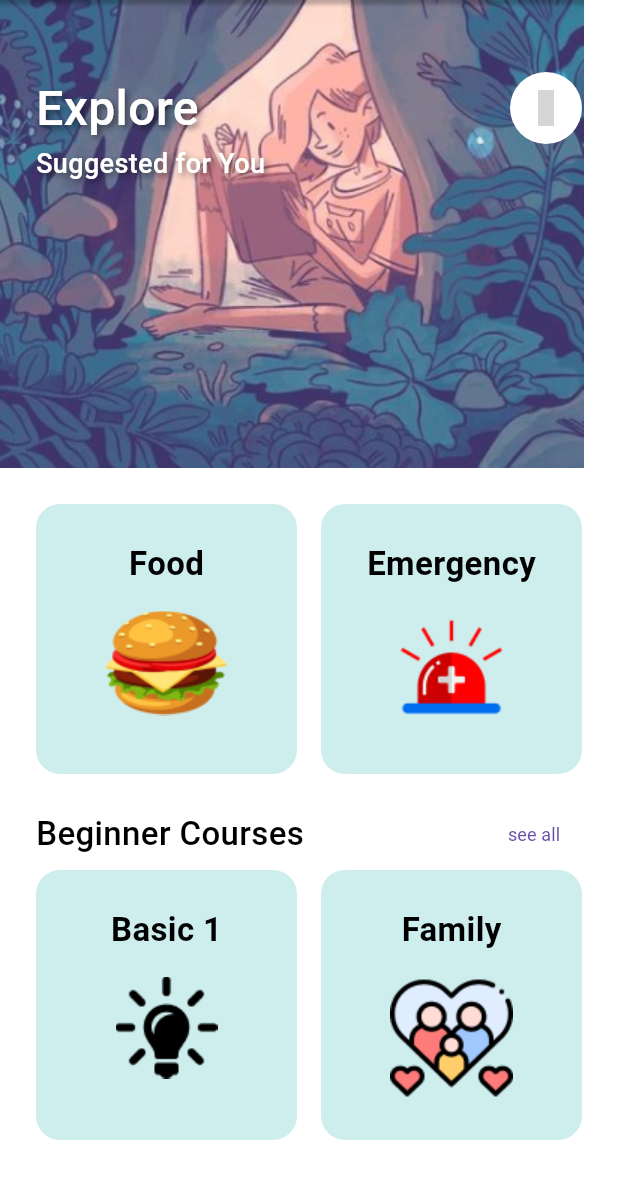
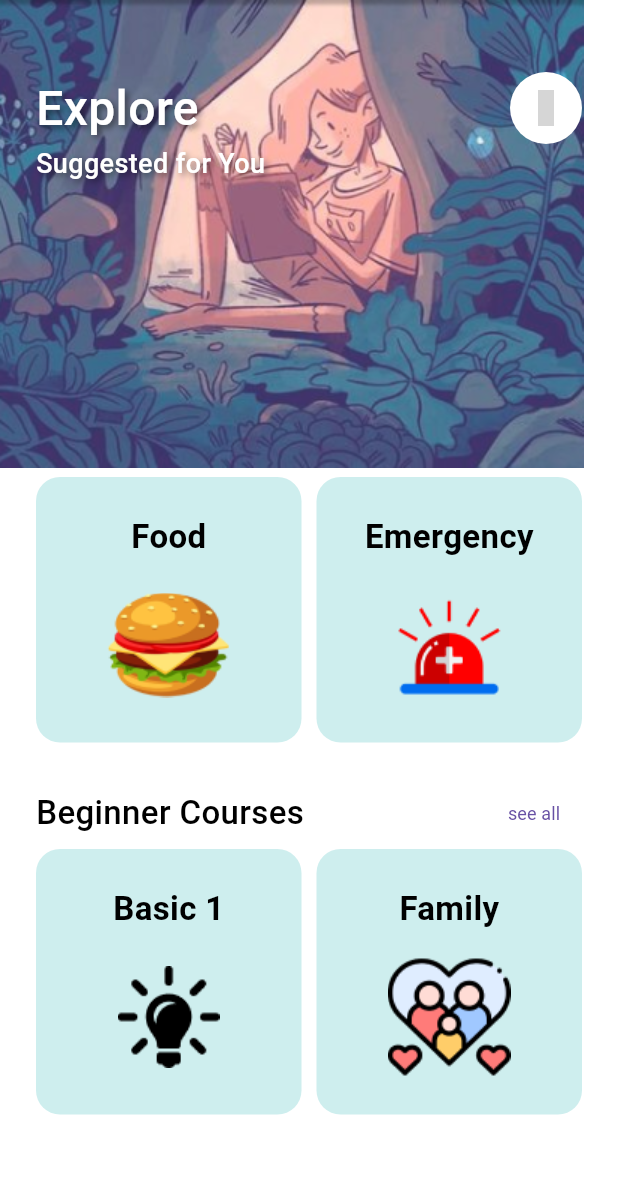
Before and after one commit to zyrridian/beyond-words, a Flutter app: the LearningScreen screen opened directly, on a phone screen of 412 x 824 dp. Shown: the top 1179 px of the screen. Run offline on Flutter 3.47's test engine with Material 3 defaults, Android fonts, the phone set to English and light mode, and no system bars; our stand-ins replace camera, flick_video_player, get, get_storage, iconsax, logger and 3 more; accounts and stored records are empty; Roboto replaces fonts that are missing (Poppins); grey boxes are pictures that could not be loaded.

Commit message:
change dynamic data to static data for cards in learning screen

```diff
--- a/lib/features/learning/screens/learning/learning.dart
+++ b/lib/features/learning/screens/learning/learning.dart
@@ -1,38 +1,102 @@
-import 'package:beyond_words/features/learning/screens/learning/widgets/learning_courses.dart';
-import 'package:beyond_words/features/learning/screens/learning/widgets/learning_food_emergency.dart';
+import 'package:beyond_words/features/learning/screens/learning/learning_basic.dart';
+import 'package:beyond_words/features/learning/screens/learning/widgets/learning_card.dart';
 import 'package:beyond_words/features/learning/screens/learning/widgets/learning_header.dart';
 import 'package:beyond_words/utils/constants/sizes.dart';
 import 'package:flutter/material.dart';
+import 'package:get/get.dart';
+
+import '../../../../utils/constants/image_strings.dart';
 
 class LearningScreen extends StatelessWidget {
   const LearningScreen({super.key});
 
   @override
   Widget build(BuildContext context) {
-    return const Scaffold(
+    return Scaffold(
       body: SingleChildScrollView(
         child: Column(
           children: [
             /// Header
-            ZLearningHeader(),
+            const ZLearningHeader(),
 
             /// Cards
             Padding(
-              padding: EdgeInsets.only(
+              padding: const EdgeInsets.only(
                 left: ZSizes.defaultSpace,
                 right: ZSizes.defaultSpace,
-                top: ZSizes.defaultSpace,
+                top: ZSizes.defaultSpace / 4,
                 bottom: ZSizes.defaultSpace * 5,
               ),
               child: Column(
                 children: [
                   /// Food & Emergency
-                  ZLearningFoodEmergency(),
-                  SizedBox(height: ZSizes.spaceBetweenItems),
+                  SizedBox(
+                    height: 200,
+                    child: GridView(
+                      gridDelegate: const SliverGridDelegateWithFixedCrossAxisCount(
+                        crossAxisCount: 2,
+                        crossAxisSpacing: 10.0,
+                        mainAxisSpacing: 10.0,
+                      ),
+                      physics: const NeverScrollableScrollPhysics(),
+                      children: [
+                        ZLearningCard(
+                          title: 'Food',
+                          image: ZImages.food,
+                          onTap: () {},
+                        ),
+                        ZLearningCard(
+                          title: 'Emergency',
+                          image: ZImages.emergency,
+                          onTap: () {},
+                        ),
+                      ],
+                    ),
+                  ),
 
-                  /// Courses
-                  ZLearningCourses(),
-                  SizedBox(height: ZSizes.spaceBetweenItems / 2),
+                  /// Course Header
+                  Row(
+                    mainAxisAlignment: MainAxisAlignment.spaceBetween,
+                    children: [
+                      const Text(
+                        'Beginner Courses',
+                        style: TextStyle(fontSize: 22, fontWeight: FontWeight.w500),
+                      ),
+                      TextButton(onPressed: () {}, child: const Text('see all'))
+                    ],
+                  ),
+
+                  /// Course Cards
+                  SizedBox(
+                    height: 250,
+                    child: GridView(
+                      gridDelegate: const SliverGridDelegateWithFixedCrossAxisCount(
+                        crossAxisCount: 2,
+                        crossAxisSpacing: 10.0,
+                        mainAxisSpacing: 10.0,
+                      ),
+                      physics: const NeverScrollableScrollPhysics(),
+                      children: [
+                        ZLearningCard(
+                          title: 'Basic 1',
+                          image: ZImages.basic,
+                          onTap: () => Get.to(() => const LearningBasicScreen()),
+                        ),
+                        ZLearningCard(
+                          title: 'Family',
+                          image: ZImages.family,
+                          onTap: () {},
+                        ),
+                      ],
+                    ),
+                  ),
+
+                  // ZLearningFoodEmergency(),
+                  // SizedBox(height: ZSizes.spaceBetweenItems),
+                  //
+                  // /// Courses
+                  // ZLearningCourses(),
+                  // SizedBox(height: ZSizes.spaceBetweenItems / 2),
                 ],
               ),
             )
--- a/lib/features/learning/screens/learning/widgets/learning_basic_card.dart
+++ b/lib/features/learning/screens/learning/widgets/learning_basic_card.dart
@@ -1,6 +1,4 @@
-import 'package:beyond_words/features/learning/screens/learning/learning_detail.dart';
 import 'package:flutter/material.dart';
-import 'package:get/get.dart';
 
 import '../../../../../common/widgets/custom_shapes/containers/rounded_container.dart';
 import '../../../../../utils/constants/colors.dart';
@@ -14,17 +12,19 @@ class ZLearningBasicCard extends StatelessWidget {
     this.backgroundColor = ZColors.lightBlue,
     this.widthFactor = 1,
     this.mainAxisAlignment = MainAxisAlignment.start,
+    this.onTap,
   });
 
   final String image, title;
   final Color backgroundColor;
   final double widthFactor;
   final MainAxisAlignment mainAxisAlignment;
+  final VoidCallback? onTap;
 
   @override
   Widget build(BuildContext context) {
     return GestureDetector(
-      onTap: () => Get.to(() => const LearningDetailScreen()),
+      onTap: onTap,
       child: FractionallySizedBox(
         widthFactor: widthFactor,
         child: ZRoundedContainer(
--- a/lib/features/learning/screens/learning/widgets/learning_card.dart
+++ b/lib/features/learning/screens/learning/widgets/learning_card.dart
@@ -1,10 +1,8 @@
 import 'package:beyond_words/common/widgets/custom_shapes/containers/rounded_container.dart';
 import 'package:beyond_words/utils/constants/colors.dart';
 import 'package:beyond_words/utils/constants/sizes.dart';
+import 'package:flutter/cupertino.dart';
 import 'package:flutter/material.dart';
-import 'package:get/get.dart';
-
-import '../learning_basic.dart';
 
 class ZLearningCard extends StatelessWidget {
   const ZLearningCard({
@@ -20,7 +18,7 @@ class ZLearningCard extends StatelessWidget {
   @override
   Widget build(BuildContext context) {
     return GestureDetector(
-      onTap: () => Get.to(() => const LearningBasic()),
+      onTap: onTap,
       child: ZRoundedContainer(
         height: 160,
         padding: const EdgeInsets.symmetric(vertical: ZSizes.lg, horizontal: ZSizes.md),
@@ -29,7 +27,7 @@ class ZLearningCard extends StatelessWidget {
           children: [
             Text(title, style: const TextStyle(fontSize: 22, fontWeight: FontWeight.bold)),
             const SizedBox(height: ZSizes.spaceBetweenItems),
-            Image(image: AssetImage(image))
+            Expanded(child: Image(image: AssetImage(image)))
           ],
         ),
       ),
--- a/lib/features/learning/screens/learning/widgets/learning_courses.dart
+++ /dev/null
@@ -1,49 +0,0 @@
-import 'package:flutter/material.dart';
-
-import '../../../../../common/widgets/layouts/grid_layout.dart';
-import '../../../../../utils/constants/image_strings.dart';
-import 'learning_card.dart';
-
-class ZLearningCourses extends StatelessWidget {
-  const ZLearningCourses({
-    super.key,
-  });
-
-  @override
-  Widget build(BuildContext context) {
-    /// Card Data
-    List<Map<String, String>> coursesData = [
-      {'title': 'Basic 1', 'image': ZImages.basic},
-      {'title': 'Family', 'image': ZImages.family},
-    ];
-
-    return Column(
-      children: [
-        /// Header
-        Row(
-          mainAxisAlignment: MainAxisAlignment.spaceBetween,
-          children: [
-            const Text(
-              'Beginner Courses',
-              style: TextStyle(fontSize: 22, fontWeight: FontWeight.w500),
-            ),
-            TextButton(onPressed: () {}, child: const Text('see all'))
-          ],
-        ),
-
-        /// Cards
-        ZGridLayout(
-          itemCount: coursesData.length,
-          mainAxisExtent: 180,
-          itemBuilder: (_, index) {
-            final Map<String, String> data = coursesData[index];
-            return ZLearningCard(
-              title: data['title'] ?? '',
-              image: data['image'] ?? '',
-            );
-          },
-        ),
-      ],
-    );
-  }
-}
--- a/lib/features/learning/screens/learning/widgets/learning_food_emergency.dart
+++ /dev/null
@@ -1,30 +0,0 @@
-import 'package:flutter/material.dart';
-
-import '../../../../../common/widgets/layouts/grid_layout.dart';
-import '../../../../../utils/constants/image_strings.dart';
-import 'learning_card.dart';
-
-class ZLearningFoodEmergency extends StatelessWidget {
-  const ZLearningFoodEmergency({super.key});
-
-  @override
-  Widget build(BuildContext context) {
-    /// Card Data
-    List<Map<String, String>> cardData = [
-      {'title': 'Food', 'image': ZImages.food},
-      {'title': 'Emergency', 'image': ZImages.emergency},
-    ];
-
-    return ZGridLayout(
-      itemCount: cardData.length,
-      mainAxisExtent: 180,
-      itemBuilder: (_, index) {
-        final Map<String, String> data = cardData[index];
-        return ZLearningCard(
-          title: data['title'] ?? '',
-          image: data['image'] ?? '',
-        );
-      },
-    );
-  }
-}
--- a/lib/main.dart
+++ b/lib/main.dart
@@ -1,5 +1,6 @@
 import 'package:camera/camera.dart';
 import 'package:flutter/material.dart';
+import 'package:flutter/services.dart';
 
 import 'app.dart';
 
@@ -14,6 +15,7 @@ Future<void> main() async {
   // Todo: Initialize Authentication
 
   WidgetsFlutterBinding.ensureInitialized();
+  await SystemChrome.setPreferredOrientations([DeviceOrientation.portraitUp]);
   cameras = await availableCameras();
   runApp(const App());
 
```
Also changed, not shown: lib/features/learning/screens/learning/learning_basic.dart (+32 -24 lines).
